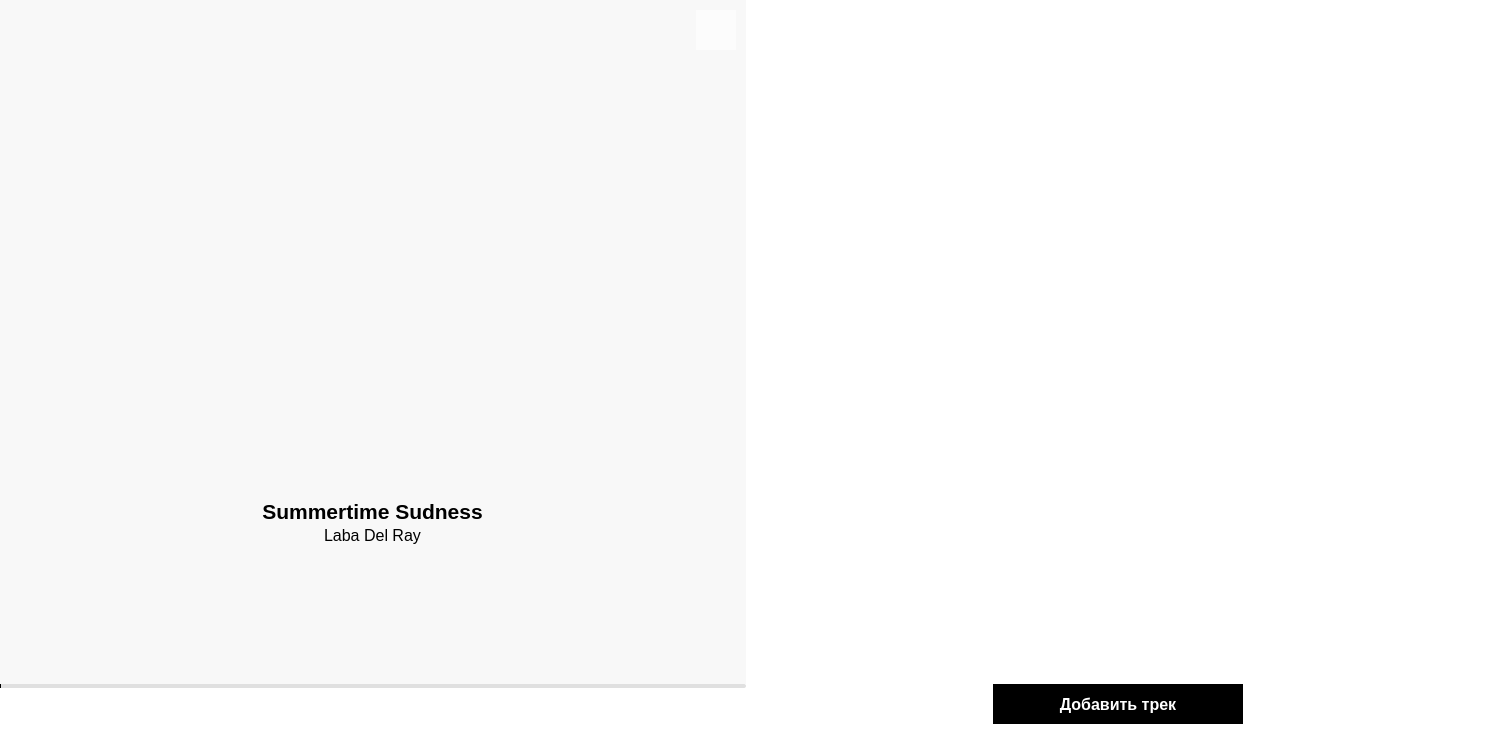
Before: the Qt Designer form public/ui/ui_main.ui in crockshine/UP-05-Korolev.M.N-204, drawn with Qt 5.
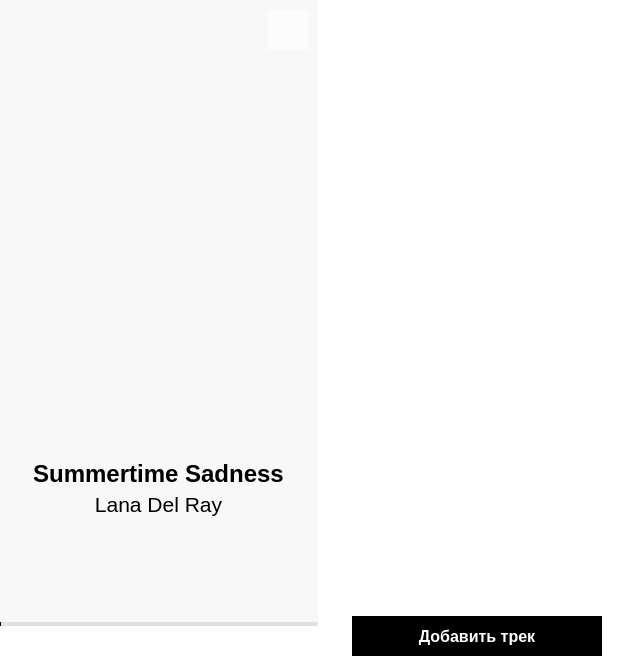
After: the same form once the commit is applied. Icons and pictures are not drawn.

```diff
--- a/public/ui/ui_main.ui
+++ b/public/ui/ui_main.ui
@@ -6,8 +6,8 @@
    <rect>
     <x>0</x>
     <y>0</y>
-    <width>1491</width>
-    <height>734</height>
+    <width>636</width>
+    <height>666</height>
    </rect>
   </property>
   <property name="sizePolicy">
@@ -96,7 +96,7 @@
          <property name="styleSheet">
           <string notr="true">background: rgba(255,255,255,150);</string>
          </property>
-         <layout class="QVBoxLayout" name="verticalLayout_2">
+         <layout class="QVBoxLayout" name="verticalLayout_2" stretch="0,0,0">
           <property name="spacing">
            <number>20</number>
           </property>
@@ -136,6 +136,9 @@
              <string notr="true">background: transparent</string>
             </property>
             <layout class="QHBoxLayout" name="horizontalLayout_5">
+             <property name="spacing">
+              <number>0</number>
+             </property>
              <property name="topMargin">
               <number>10</number>
              </property>
@@ -211,7 +214,8 @@
              <bool>false</bool>
             </property>
             <property name="styleSheet">
-             <string notr="true">background: transparent</string>
+             <string notr="true">background: transparent;
+</string>
             </property>
             <layout class="QVBoxLayout" name="verticalLayout_7">
              <property name="spacing">
@@ -229,7 +233,7 @@
              <property name="bottomMargin">
               <number>0</number>
              </property>
-             <item alignment="Qt::AlignmentFlag::AlignHCenter|Qt::AlignmentFlag::AlignVCenter">
+             <item>
               <widget class="QLabel" name="imageLabel">
                <property name="sizePolicy">
                 <sizepolicy hsizetype="Preferred" vsizetype="Preferred">
@@ -278,11 +282,12 @@
              <item>
               <widget class="QWidget" name="infoGroup" native="true">
                <property name="styleSheet">
-                <string notr="true">background: none</string>
+                <string notr="true">background: none;
+color: black</string>
                </property>
                <layout class="QVBoxLayout" name="verticalLayout_8">
                 <property name="spacing">
-                 <number>2</number>
+                 <number>4</number>
                 </property>
                 <property name="leftMargin">
                  <number>0</number>
@@ -300,7 +305,7 @@
                  <widget class="QLabel" name="titleLabel">
                   <property name="font">
                    <font>
-                    <pointsize>16</pointsize>
+                    <pointsize>18</pointsize>
                     <bold>true</bold>
                    </font>
                   </property>
@@ -317,7 +322,7 @@
                    <number>1</number>
                   </property>
                   <property name="text">
-                   <string>Summertime Sudness</string>
+                   <string>Summertime Sadness</string>
                   </property>
                   <property name="alignment">
                    <set>Qt::AlignmentFlag::AlignCenter</set>
@@ -331,14 +336,14 @@
                  <widget class="QLabel" name="authorLabel">
                   <property name="font">
                    <font>
-                    <pointsize>12</pointsize>
+                    <pointsize>16</pointsize>
                    </font>
                   </property>
                   <property name="styleSheet">
                    <string notr="true">background-color: transparent</string>
                   </property>
                   <property name="text">
-                   <string>Laba Del Ray</string>
+                   <string>Lana Del Ray</string>
                   </property>
                   <property name="alignment">
                    <set>Qt::AlignmentFlag::AlignCenter</set>
@@ -369,6 +374,9 @@
              <string notr="true">background-color: white</string>
             </property>
             <layout class="QVBoxLayout" name="verticalLayout_3">
+             <property name="spacing">
+              <number>0</number>
+             </property>
              <property name="leftMargin">
               <number>0</number>
              </property>
@@ -681,8 +689,8 @@
            <rect>
             <x>0</x>
             <y>0</y>
-            <width>725</width>
-            <height>669</height>
+            <width>298</width>
+            <height>601</height>
            </rect>
           </property>
           <property name="styleSheet">
@@ -702,7 +710,11 @@
             <number>0</number>
            </property>
            <item>
-            <layout class="QVBoxLayout" name="cardList"/>
+            <layout class="QVBoxLayout" name="cardList">
+             <property name="spacing">
+              <number>1</number>
+             </property>
+            </layout>
            </item>
           </layout>
          </widget>
```
